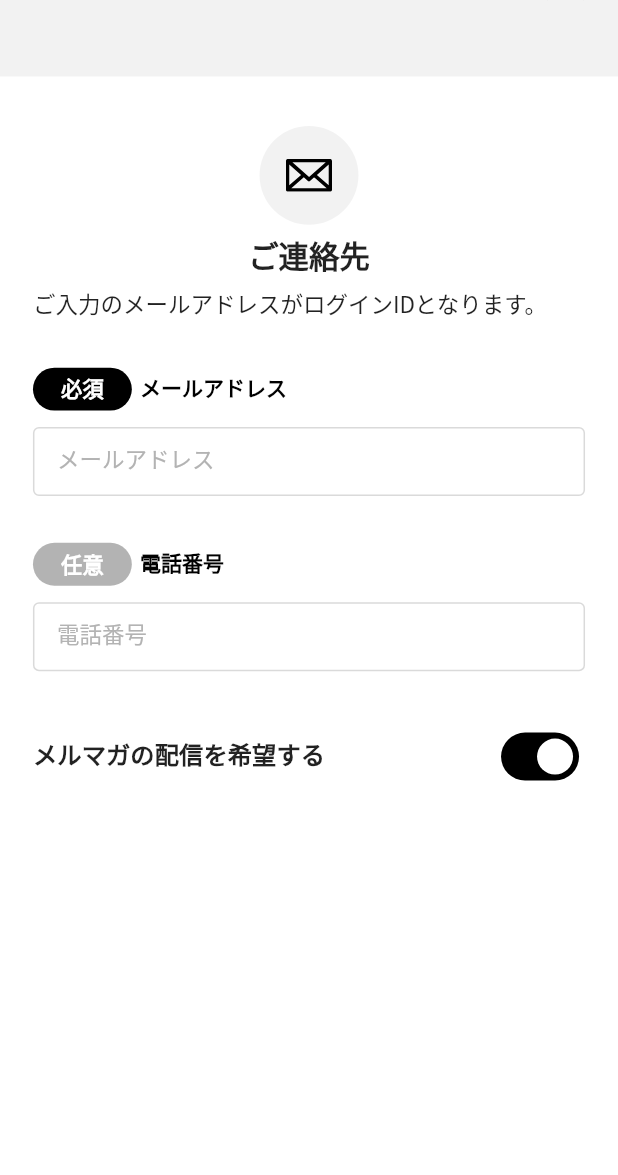
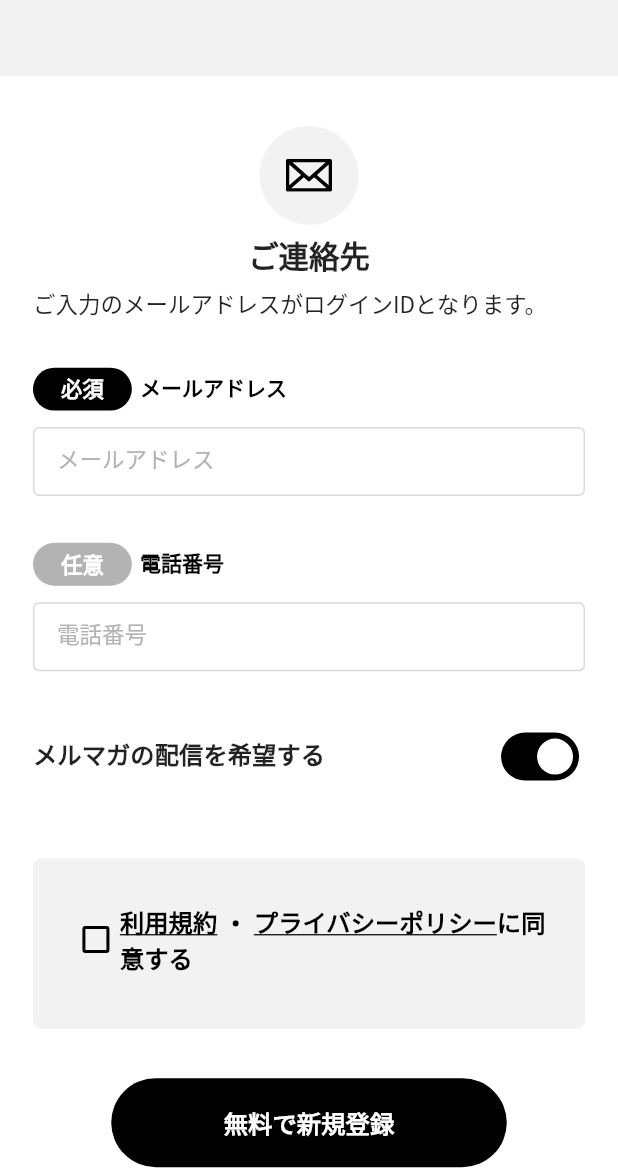
Before and after one commit to en-gine/heiwadai_app, a Flutter app: the RegisterInputScreen screen opened by its route, scrolled down 1566 dp, on a phone screen of 412 x 824 dp, the part 61-1236 px from its top. Run offline on Flutter 3.47's test engine with Material 2 defaults, Android fonts, the phone set to English and light mode, and no system bars; our stand-ins replace flutter_datetime_picker_plus, flutter_hooks, flutter_screenutil, flutter_svg, go_router, google_fonts and 2 more; network calls fail.

Commit message:
新規登録画面

```diff
--- a/lib/screens/register_input_screen.dart
+++ b/lib/screens/register_input_screen.dart
@@ -1,8 +1,10 @@
 import 'package:flutter/material.dart';
+import 'package:flutter/gestures.dart';
 
 import 'package:flutter_svg/flutter_svg.dart';
 import 'package:flutter_screenutil/flutter_screenutil.dart';
 import 'package:flutter_hooks/flutter_hooks.dart';
+import 'package:go_router/go_router.dart';
 import 'package:google_fonts/google_fonts.dart';
 
 import 'package:heiwadai_app/widgets/contents_area.dart';
@@ -68,6 +70,9 @@ class RegisterInputScreen extends HookWidget {
     ];
     final selectedValue = useState<String?>(null);
     final isSwitched = useState<bool>(true);
+    final isChecked = useState<bool>(false);
+
+    final formKey = useMemoized(() => GlobalKey<FormState>());
 
     return Scaffold(
       extendBodyBehindAppBar: true,
@@ -80,8 +85,11 @@ class RegisterInputScreen extends HookWidget {
               fit: BoxFit.cover,
             ),
           ),
+          child: Form(
+            key: formKey,
             child: Container(
-            margin: EdgeInsets.only(top: AppBar().preferredSize.height + 30.w),
+              margin:
+                  EdgeInsets.only(top: AppBar().preferredSize.height + 30.w),
               child: Column(
                 mainAxisAlignment: MainAxisAlignment.start,
                 children: <Widget>[
@@ -187,7 +195,8 @@ class RegisterInputScreen extends HookWidget {
                           right: 20.w,
                           bottom: 50.w,
                         ),
-                      decoration: const BoxDecoration(color: Color(0xFFF2F2F2)),
+                        decoration:
+                            const BoxDecoration(color: Color(0xFFF2F2F2)),
                         child: Column(
                           crossAxisAlignment: CrossAxisAlignment.start,
                           children: [
@@ -263,7 +272,8 @@ class RegisterInputScreen extends HookWidget {
                               hint: '例：福岡市中央区',
                             ),
                             SizedBox(height: 28.w),
-                          const RequiredFieldTitle('番地マンション名', required: false),
+                            const RequiredFieldTitle('番地マンション名',
+                                required: false),
                             SizedBox(height: 10.w),
                             const TextInputField(
                               '番地マンション名',
@@ -278,7 +288,7 @@ class RegisterInputScreen extends HookWidget {
                           top: 10.w,
                           left: 20.w,
                           right: 20.w,
-                        bottom: 50.w,
+                          bottom: 40.w,
                         ),
                         child: Column(
                           crossAxisAlignment: CrossAxisAlignment.start,
@@ -292,7 +302,8 @@ class RegisterInputScreen extends HookWidget {
                             Container(
                               alignment: Alignment.center,
                               margin: EdgeInsets.only(bottom: 6.sp),
-                            child: const Heading('ご連絡先', type: HeadingType.h3),
+                              child:
+                                  const Heading('ご連絡先', type: HeadingType.h3),
                             ),
                             Text(
                               'ご入力のメールアドレスがログインIDとなります。',
@@ -328,14 +339,89 @@ class RegisterInputScreen extends HookWidget {
                                 const Spacer(),
                                 Switch(
                                   value: isSwitched.value,
-                                onChanged: (value) => isSwitched.value = value,
+                                  onChanged: (value) =>
+                                      isSwitched.value = value,
                                 ),
                               ],
                             ),
                           ],
                         ),
                       ),
-                    const SizedBox(height: 200),
+                      Container(
+                        margin: EdgeInsets.symmetric(horizontal: 20.w),
+                        padding: EdgeInsets.only(
+                          top: 20.w,
+                          right: 5.w,
+                          bottom: 25.w,
+                          left: 20.w,
+                        ),
+                        decoration: BoxDecoration(
+                          color: const Color(0xfff2f2f2),
+                          borderRadius: BorderRadius.circular(5.w),
+                        ),
+                        child: CheckboxListTile(
+                          value: isChecked.value,
+                          onChanged: (value) => isChecked.value = value!,
+                          controlAffinity: ListTileControlAffinity.leading,
+                          contentPadding: EdgeInsets.zero,
+                          title: Transform.translate(
+                            offset: const Offset(-20, 0),
+                            child: RichText(
+                              text: TextSpan(
+                                style: TextStyle(
+                                  fontSize: 16.sp,
+                                  color: Colors.black,
+                                  fontWeight: FontWeight.bold,
+                                ),
+                                children: [
+                                  TextSpan(
+                                    text: '利用規約',
+                                    style: const TextStyle(
+                                      decoration: TextDecoration.underline,
+                                    ),
+                                    recognizer: TapGestureRecognizer()
+                                      ..onTap = () => context.push('/terms'),
+                                  ),
+                                  const TextSpan(text: ' ・ '),
+                                  TextSpan(
+                                    text: 'プライバシーポリシー',
+                                    style: const TextStyle(
+                                      decoration: TextDecoration.underline,
+                                    ),
+                                    recognizer: TapGestureRecognizer()
+                                      ..onTap = () => context.push('/policy'),
+                                  ),
+                                  const TextSpan(text: 'に同意する'),
+                                ],
+                              ),
+                            ),
+                          ),
+                        ),
+                      ),
+                      SizedBox(height: 30.w),
+                      Container(
+                        margin: EdgeInsets.only(bottom: 40.w),
+                        child: FilledButton(
+                          onPressed: () => context.push('/register_input'),
+                          style: ButtonStyle(
+                            minimumSize: MaterialStateProperty.all<Size>(
+                              Size(240.w, 54.w),
+                            ),
+                            foregroundColor:
+                                MaterialStateProperty.all<Color>(Colors.black),
+                            backgroundColor:
+                                MaterialStateProperty.all<Color>(Colors.black),
+                          ),
+                          child: Text(
+                            '無料で新規登録',
+                            style: TextStyle(
+                              fontSize: 16.sp,
+                              color: Colors.white,
+                              fontWeight: FontWeight.bold,
+                            ),
+                          ),
+                        ),
+                      ),
                     ],
                   ),
                 ],
@@ -343,6 +429,7 @@ class RegisterInputScreen extends HookWidget {
             ),
           ),
         ),
+      ),
     );
   }
 }
```
Lines whose indentation alone changed are shown as unchanged.
